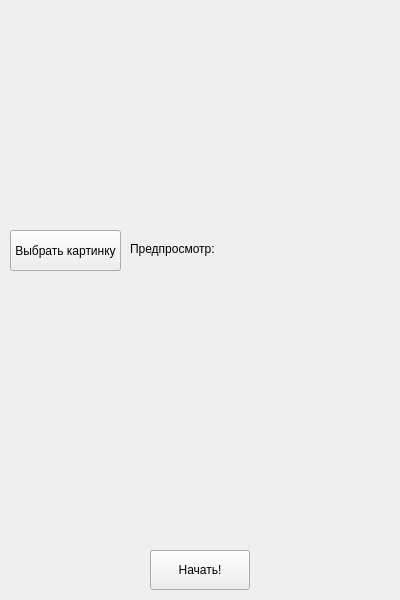
The window that start.ui (IGragon/projectP) describes before a commit, drawn with Qt 5.
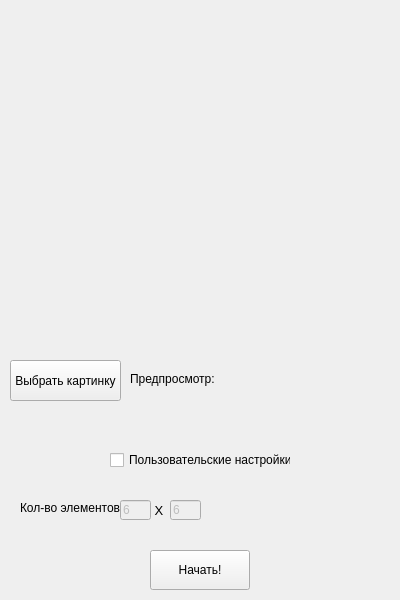
The same window after the commit.

Patch:
```diff
--- a/start.ui
+++ b/start.ui
@@ -17,9 +17,9 @@
    <property name="geometry">
     <rect>
      <x>10</x>
-     <y>10</y>
+     <y>20</y>
      <width>370</width>
-     <height>160</height>
+     <height>277</height>
     </rect>
    </property>
    <property name="text">
@@ -43,7 +43,7 @@
    <property name="geometry">
     <rect>
      <x>10</x>
-     <y>230</y>
+     <y>360</y>
      <width>111</width>
      <height>41</height>
     </rect>
@@ -56,7 +56,7 @@
    <property name="geometry">
     <rect>
      <x>130</x>
-     <y>238</y>
+     <y>368</y>
      <width>91</width>
      <height>21</height>
     </rect>
@@ -69,7 +69,7 @@
    <property name="geometry">
     <rect>
      <x>220</x>
-     <y>200</y>
+     <y>330</y>
      <width>100</width>
      <height>100</height>
     </rect>
@@ -78,6 +78,82 @@
     <string/>
    </property>
   </widget>
+  <widget class="QCheckBox" name="checkSett">
+   <property name="geometry">
+    <rect>
+     <x>110</x>
+     <y>450</y>
+     <width>181</width>
+     <height>20</height>
+    </rect>
+   </property>
+   <property name="text">
+    <string>Пользовательские настройки</string>
+   </property>
+  </widget>
+  <widget class="QLabel" name="label_2">
+   <property name="geometry">
+    <rect>
+     <x>20</x>
+     <y>500</y>
+     <width>101</width>
+     <height>16</height>
+    </rect>
+   </property>
+   <property name="text">
+    <string>Кол-во элементов:</string>
+   </property>
+  </widget>
+  <widget class="QLineEdit" name="lineHeight">
+   <property name="enabled">
+    <bool>false</bool>
+   </property>
+   <property name="geometry">
+    <rect>
+     <x>120</x>
+     <y>500</y>
+     <width>31</width>
+     <height>20</height>
+    </rect>
+   </property>
+   <property name="text">
+    <string>6</string>
+   </property>
+  </widget>
+  <widget class="QLineEdit" name="lineWidth">
+   <property name="enabled">
+    <bool>false</bool>
+   </property>
+   <property name="geometry">
+    <rect>
+     <x>170</x>
+     <y>500</y>
+     <width>31</width>
+     <height>20</height>
+    </rect>
+   </property>
+   <property name="text">
+    <string>6</string>
+   </property>
+  </widget>
+  <widget class="QLabel" name="label_3">
+   <property name="geometry">
+    <rect>
+     <x>151</x>
+     <y>500</y>
+     <width>20</width>
+     <height>21</height>
+    </rect>
+   </property>
+   <property name="font">
+    <font>
+     <pointsize>10</pointsize>
+    </font>
+   </property>
+   <property name="text">
+    <string> Х</string>
+   </property>
+  </widget>
  </widget>
  <resources/>
  <connections/>
```
Left out of the diff: 4 changed lines with no effect on the pictures.
